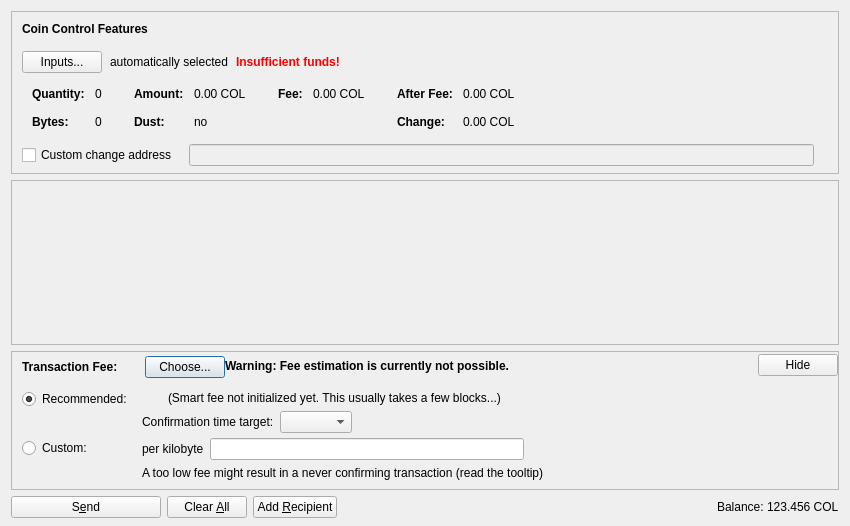
Before: the Qt Designer form src/qt/forms/sendcoinsdialog.ui in minblock/torchcoin, drawn with Qt 5.
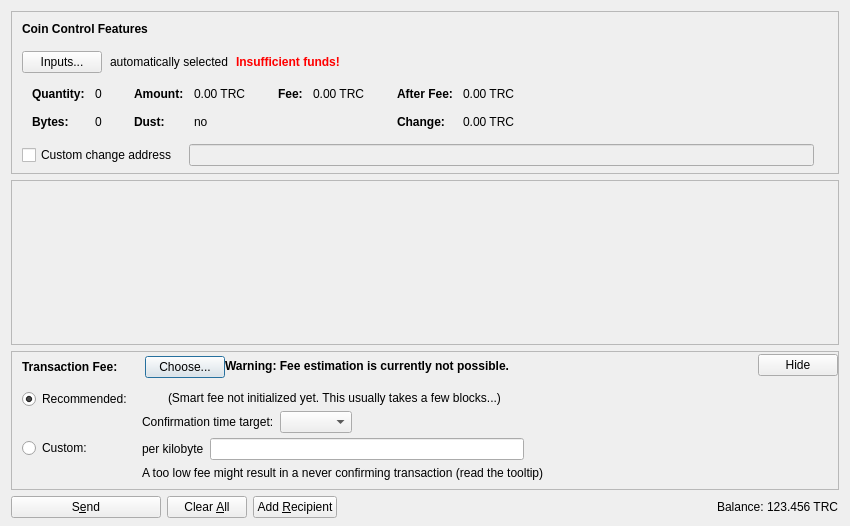
After: the same form once the commit is applied. Icons and pictures are not drawn. Custom widgets are drawn as their Qt base class.

```diff
--- a/src/qt/forms/sendcoinsdialog.ui
+++ b/src/qt/forms/sendcoinsdialog.ui
@@ -324,7 +324,7 @@
                   <enum>Qt::ActionsContextMenu</enum>
                  </property>
                  <property name="text">
-                  <string notr="true">0.00 COL</string>
+                  <string notr="true">0.00 TRC</string>
                  </property>
                  <property name="textInteractionFlags">
                   <set>Qt::LinksAccessibleByMouse|Qt::TextSelectableByKeyboard|Qt::TextSelectableByMouse</set>
@@ -404,7 +404,7 @@
                   <enum>Qt::ActionsContextMenu</enum>
                  </property>
                  <property name="text">
-                  <string notr="true">0.00 COL</string>
+                  <string notr="true">0.00 TRC</string>
                  </property>
                  <property name="textInteractionFlags">
                   <set>Qt::LinksAccessibleByMouse|Qt::TextSelectableByKeyboard|Qt::TextSelectableByMouse</set>
@@ -455,7 +455,7 @@
                   <enum>Qt::ActionsContextMenu</enum>
                  </property>
                  <property name="text">
-                  <string notr="true">0.00 COL</string>
+                  <string notr="true">0.00 TRC</string>
                  </property>
                  <property name="textInteractionFlags">
                   <set>Qt::LinksAccessibleByMouse|Qt::TextSelectableByKeyboard|Qt::TextSelectableByMouse</set>
@@ -484,7 +484,7 @@
                   <enum>Qt::ActionsContextMenu</enum>
                  </property>
                  <property name="text">
-                  <string notr="true">0.00 COL</string>
+                  <string notr="true">0.00 TRC</string>
                  </property>
                  <property name="textInteractionFlags">
                   <set>Qt::LinksAccessibleByMouse|Qt::TextSelectableByKeyboard|Qt::TextSelectableByMouse</set>
@@ -1204,7 +1204,7 @@
           <cursorShape>IBeamCursor</cursorShape>
          </property>
          <property name="text">
-          <string notr="true">123.456 COL</string>
+          <string notr="true">123.456 TRC</string>
          </property>
          <property name="textInteractionFlags">
           <set>Qt::LinksAccessibleByMouse|Qt::TextSelectableByKeyboard|Qt::TextSelectableByMouse</set>
```
